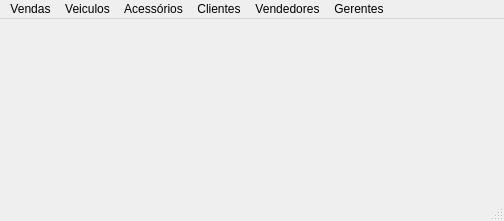
First picture: the form in SIF_GUI/View/TelaPrincipal.ui, repository VitorDiToro/EC206-EngenhariaDeSoftware2, before the edit.
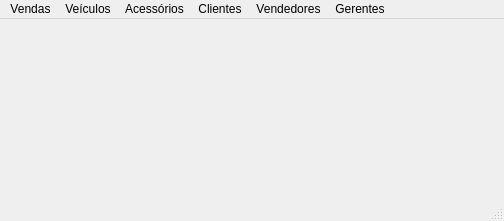
Second picture: the form after the edit.

What changed in the file:
```diff
--- a/SIF_GUI/View/TelaPrincipal.ui
+++ b/SIF_GUI/View/TelaPrincipal.ui
@@ -32,7 +32,7 @@
    </widget>
    <widget class="QMenu" name="menuVeiculos">
     <property name="title">
-     <string>Veiculos</string>
+     <string>Veículos</string>
     </property>
     <addaction name="actionCadastrar_2"/>
     <addaction name="actionListar_2"/>
```
